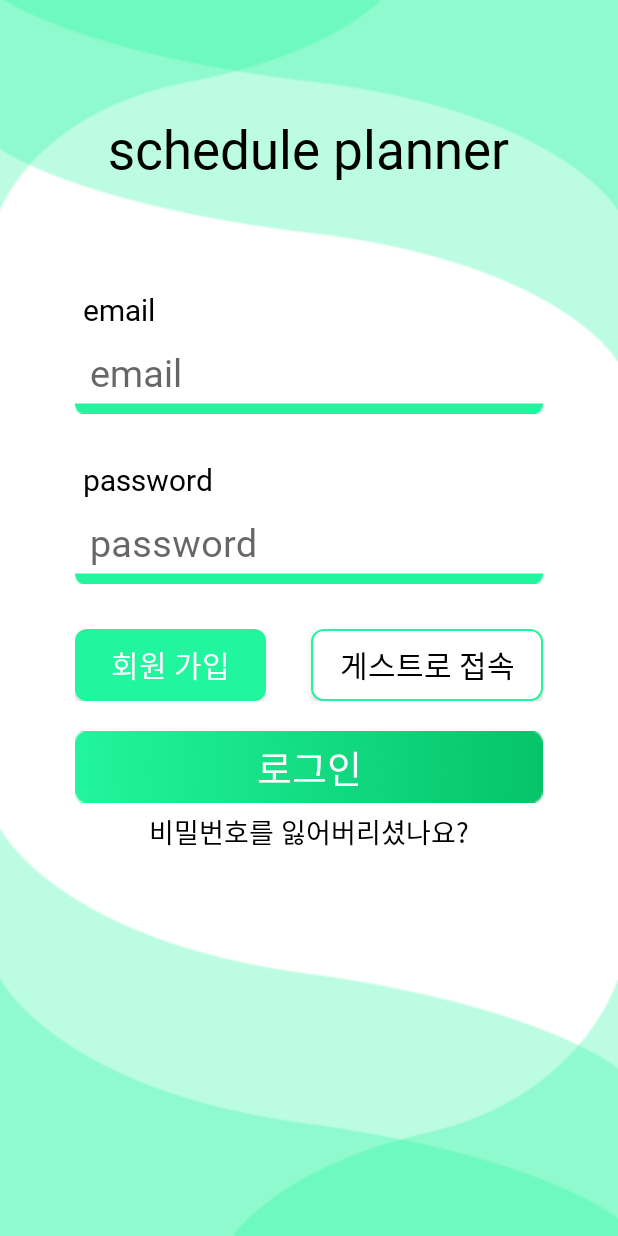
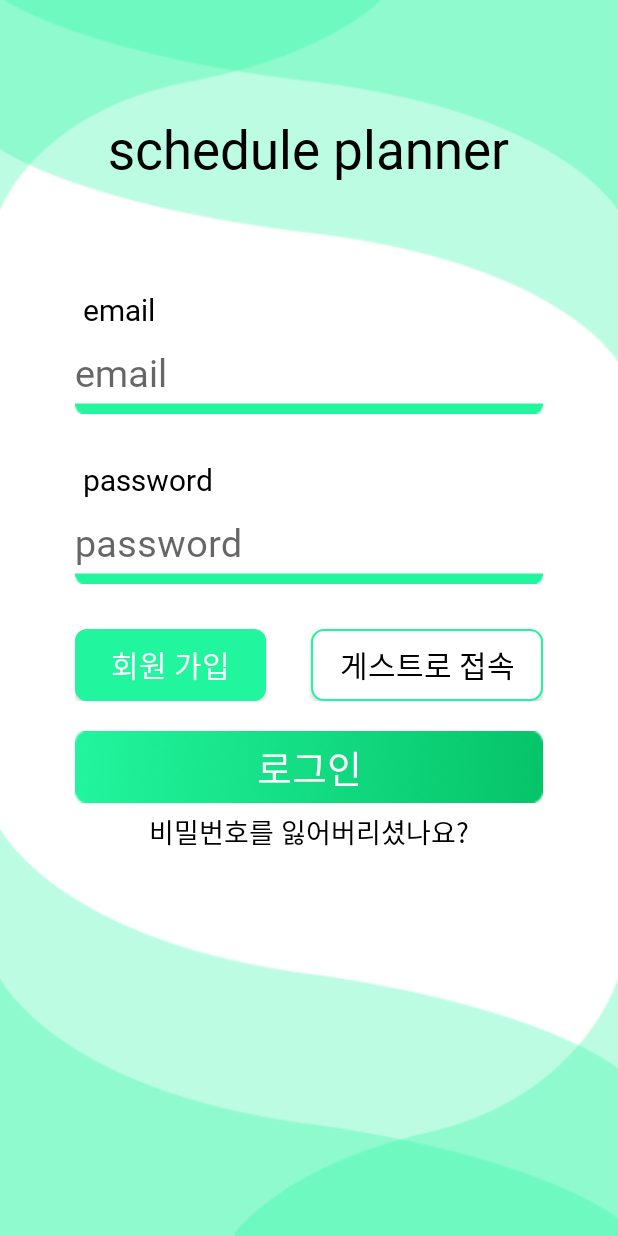
Before and after one commit to ImGaram/Planner, an Android app: the LoginActivity screen opened directly, with no data from a screen before it, on a phone screen of 412 x 824 dp. Run offline under Robolectric (Android 15) with nearby library versions, the phone set to English and light mode, and no system bars; our stand-ins replace Firebase (no records; nobody signed in at launch, a user with empty details on screens opened directly), data binding.

Commit message:
레이아웃 수정

```diff
--- a/app/src/main/res/layout/activity_login.xml
+++ b/app/src/main/res/layout/activity_login.xml
@@ -53,7 +53,6 @@
                 android:layout_marginEnd="50dp"
                 android:background="@drawable/edit_text_bg"
                 android:hint="email"
-                android:padding="10dp"
                 android:textSize="25sp"/>
 
             <TextView
@@ -72,8 +71,7 @@
                 android:layout_marginStart="50dp"
                 android:layout_marginEnd="50dp"
                 android:background="@drawable/edit_text_bg"
-                android:hint="password"
-                android:padding="10dp"/>
+                android:hint="password" />
 
             <LinearLayout
                 android:layout_width="match_parent"
--- a/app/src/main/res/layout/activity_sign_in.xml
+++ b/app/src/main/res/layout/activity_sign_in.xml
@@ -55,7 +55,6 @@
                 android:layout_marginEnd="50dp"
                 android:background="@drawable/edit_text_bg"
                 android:hint="new email"
-                android:padding="10dp"
                 android:textSize="25sp" />
 
             <TextView
@@ -74,7 +73,6 @@
                 android:layout_marginEnd="50dp"
                 android:background="@drawable/edit_text_bg"
                 android:hint="new password"
-                android:padding="10dp"
                 android:textSize="25sp" />
 
             <TextView
@@ -93,7 +91,6 @@
                 android:layout_marginEnd="50dp"
                 android:background="@drawable/edit_text_bg"
                 android:hint="use name"
-                android:padding="10dp"
                 android:textSize="25sp" />
 
             <LinearLayout
```
